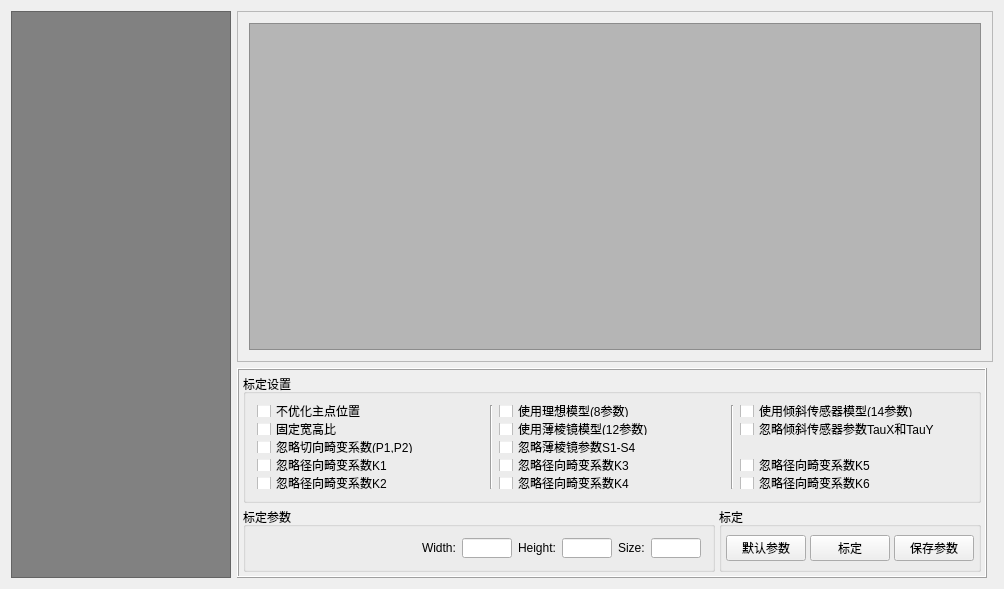
Old version of the form src/EvisionMonocularCalib/MonocularCalibraterView.ui in the repository jiafeng5513/Evision.
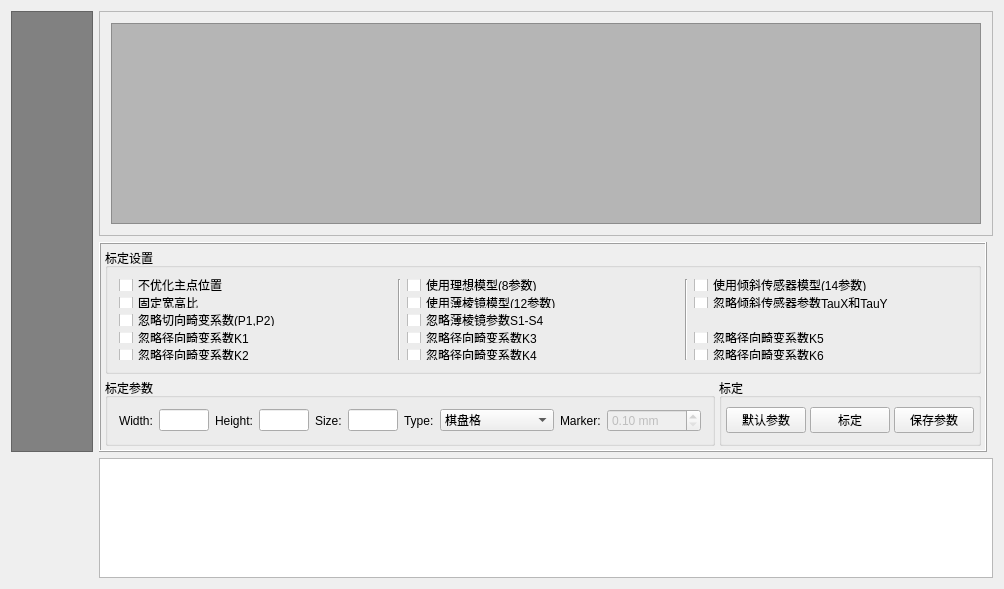
New version of the form.

Commit message:
Refactor EvisionMonocularCalib onto shared CalibrationCore
Drop ~250 lines duplicated from the stereo module (Calib1D/calibrate_1D_core/computeReprojectionErrors/calcChessboardCorners) and use CalibrationCore instead; guard against insufficient valid views; fix image-list vector and QFileInfo leaks; add board-type selection, marker size and calibration report UI.

Ultraworked with [Sisyphus](https://github.com/code-yeongyu/oh-my-openagent)

Patch:
```diff
--- a/src/EvisionMonocularCalib/MonocularCalibraterView.ui
+++ b/src/EvisionMonocularCalib/MonocularCalibraterView.ui
@@ -132,6 +132,63 @@
            </property>
           </widget>
          </item>
+          <item>
+           <widget class="QLabel" name="label_BoardType">
+            <property name="text">
+             <string>Type:</string>
+            </property>
+           </widget>
+          </item>
+          <item>
+           <widget class="QComboBox" name="comboBox_BoardType">
+            <item>
+             <property name="text">
+              <string>棋盘格</string>
+             </property>
+            </item>
+            <item>
+             <property name="text">
+              <string>圆点阵列</string>
+             </property>
+            </item>
+            <item>
+             <property name="text">
+              <string>非对称圆点阵列</string>
+             </property>
+            </item>
+            <item>
+             <property name="text">
+              <string>ChArUco</string>
+             </property>
+            </item>
+           </widget>
+          </item>
+          <item>
+           <widget class="QLabel" name="label_MarkerSize">
+            <property name="text">
+             <string>Marker:</string>
+            </property>
+           </widget>
+          </item>
+          <item>
+           <widget class="QDoubleSpinBox" name="doubleSpinBox_MarkerSize">
+            <property name="enabled">
+             <bool>false</bool>
+            </property>
+            <property name="decimals">
+             <number>2</number>
+            </property>
+            <property name="minimum">
+             <double>0.100000000000000</double>
+            </property>
+            <property name="maximum">
+             <double>1000.000000000000000</double>
+            </property>
+            <property name="suffix">
+             <string> mm</string>
+            </property>
+           </widget>
+          </item>
         </layout>
        </widget>
       </item>
@@ -364,6 +421,19 @@
      </widget>
     </widget>
    </item>
+    <item row="2" column="1" colspan="2">
+     <widget class="QPlainTextEdit" name="plainTextEdit_CalibReport">
+      <property name="maximumSize">
+       <size>
+        <width>16777215</width>
+        <height>120</height>
+       </size>
+      </property>
+      <property name="readOnly">
+       <bool>true</bool>
+      </property>
+     </widget>
+    </item>
   </layout>
  </widget>
  <layoutdefault spacing="6" margin="11"/>
```
Left out of the diff: 2 changed lines with no effect on the pictures. Lines whose indentation alone changed are shown as unchanged. The commit also changes 8 other files.
